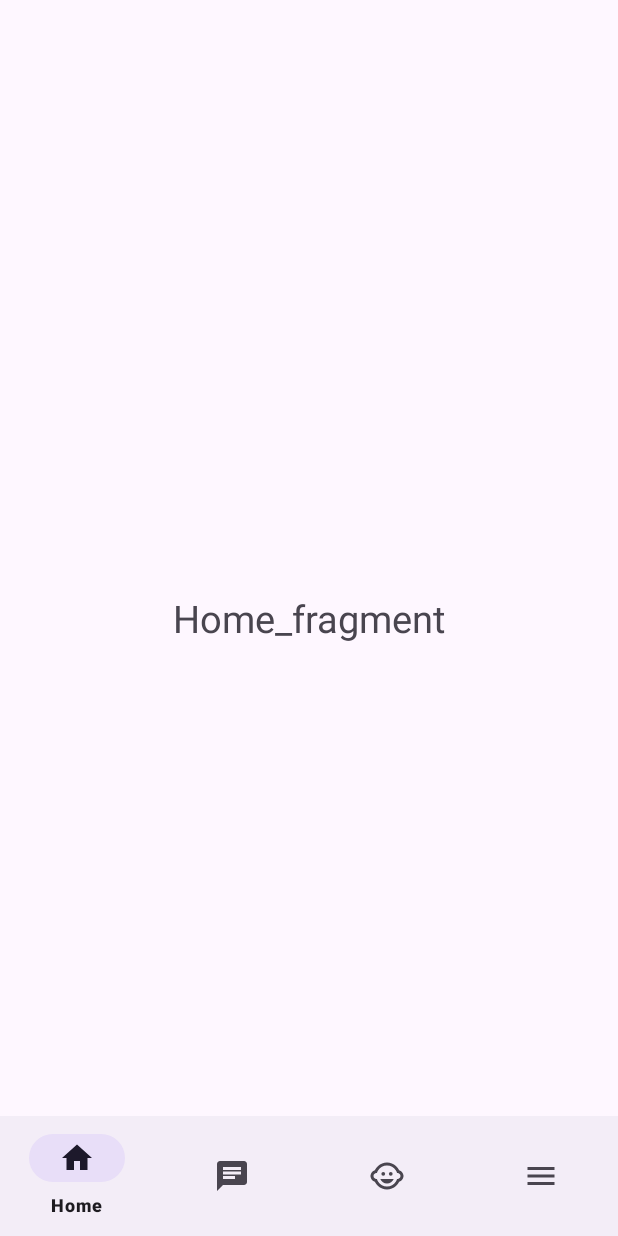
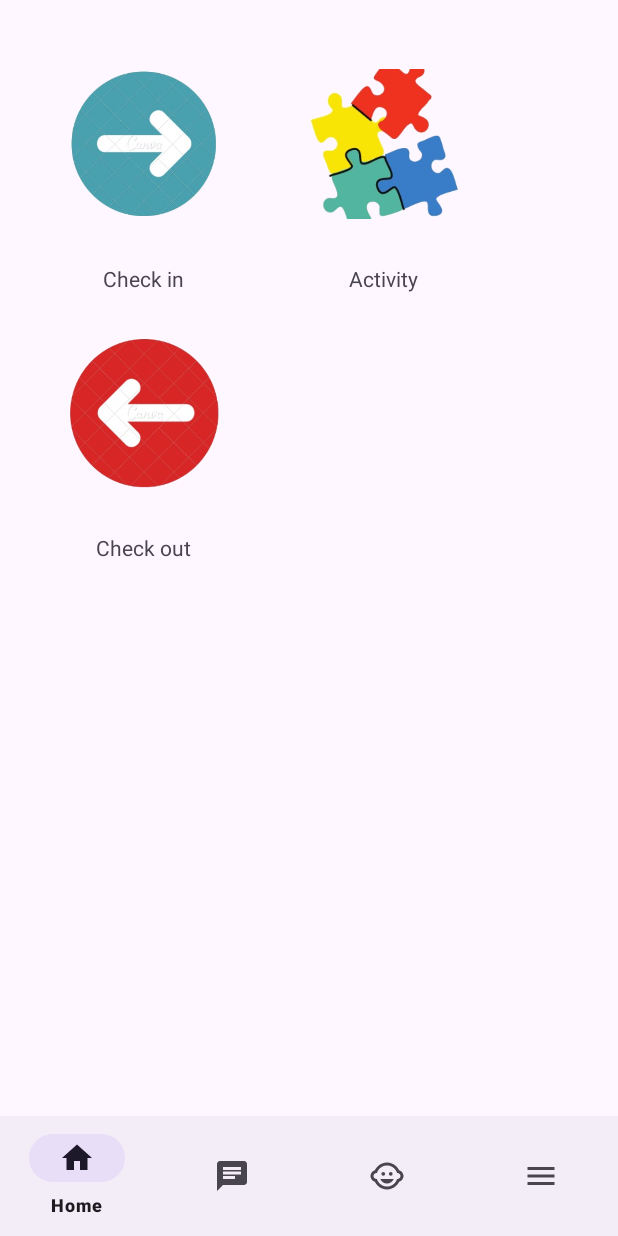
Before and after one commit to nelumkc/W24_3175_G11_Peekaboo, an Android app: the screen it shows after launch (MainActivity), on a phone screen of 412 x 824 dp. Run offline under Robolectric (Android 15) with nearby library versions, the phone set to English and light mode, and no system bars.

Commit message:
Grid Layout added to Home Fragment

```diff
--- /dev/null
+++ b/app/src/main/assets/home_data.json
@@ -0,0 +1,17 @@
+[
+  {
+    "id" : 1,
+    "image" : "checkin",
+    "text" : "Check in"
+  },
+  {
+    "id" : 2,
+    "image" : "activity",
+    "text" : "Activity"
+  },
+  {
+    "id" : 3,
+    "image" : "checkout",
+    "text" : "Check out"
+  }
+]
--- a/app/src/main/java/com/example/w24_3175_g11_peekaboo/HomeFragment.java
+++ b/app/src/main/java/com/example/w24_3175_g11_peekaboo/HomeFragment.java
@@ -2,25 +2,69 @@ package com.example.w24_3175_g11_peekaboo;
 
 import android.os.Bundle;
 
+import androidx.annotation.NonNull;
+import androidx.annotation.Nullable;
 import androidx.fragment.app.Fragment;
 
 import android.view.LayoutInflater;
 import android.view.View;
 import android.view.ViewGroup;
+import android.widget.GridLayout;
+import android.widget.ImageView;
+import android.widget.TextView;
+import android.widget.Toast;
 
-/**
- * A simple {@link Fragment} subclass.
- * Use the {@link HomeFragment#newInstance} factory method to
- * create an instance of this fragment.
- */
+import org.json.JSONArray;
+import org.json.JSONException;
+import org.json.JSONObject;
+
+import java.util.ArrayList;
+import java.util.List;
+
+
 public class HomeFragment extends Fragment {
 
+    @Nullable
+    @Override
+    public View onCreateView(@NonNull LayoutInflater inflater, @Nullable ViewGroup container, @Nullable Bundle savedInstanceState) {
+        View rootView = inflater.inflate(R.layout.fragment_home, container, false);
+        GridLayout gridLayout = rootView.findViewById(R.id.gridLayout);
 
+        // Sample data for demonstration
+        List<Item> itemList = new ArrayList<>();
+        try {
+            JSONArray jsonArray = JsonUtils.loadJSONArrayFromAsset(this.getContext(), "home_data.json");
 
-    @Override
-    public View onCreateView(LayoutInflater inflater, ViewGroup container,
-                             Bundle savedInstanceState) {
-        // Inflate the layout for this fragment
-        return inflater.inflate(R.layout.fragment_home, container, false);
+            if (jsonArray != null) {
+                for (int i = 0; i < jsonArray.length(); i++) {
+                    JSONObject jsonObject = jsonArray.getJSONObject(i);
+                    String text = jsonObject.getString("text");
+                    String image = jsonObject.getString("image");
+                    itemList.add(new Item(text, image));
+                }
+            }
+        } catch (JSONException e) {
+            e.printStackTrace();
+        }
+
+        // Inflate grid items dynamically
+        for (Item item : itemList) {
+            View itemView = inflater.inflate(R.layout.home_grid_item_layout, gridLayout, false);
+            ImageView imageView = itemView.findViewById(R.id.imageView);
+            TextView textView = itemView.findViewById(R.id.textView);
+
+            imageView.setImageResource(this.getContext().getResources().getIdentifier(
+                        item.getImageResource(),"drawable",this.getContext().getPackageName()));
+            textView.setText(item.getText());
+
+            itemView.setOnClickListener(v -> {
+                Toast.makeText(getActivity(), "click event", Toast.LENGTH_SHORT).show();
+                // Handle click event to load new fragment layout
+                // You can use an interface to communicate with the activity/fragment
+            });
+
+            gridLayout.addView(itemView);
+        }
+        return rootView;
     }
 }
--- /dev/null
+++ b/app/src/main/java/com/example/w24_3175_g11_peekaboo/Item.java
@@ -0,0 +1,27 @@
+package com.example.w24_3175_g11_peekaboo;
+
+public class Item {
+    private String text;
+    private String imageResource;
+
+    public Item(String text, String imageResource) {
+        this.text = text;
+        this.imageResource = imageResource;
+    }
+
+    public String getText() {
+        return text;
+    }
+
+    public void setText(String text) {
+        this.text = text;
+    }
+
+    public String getImageResource() {
+        return imageResource;
+    }
+
+    public void setImageResource(String imageResource) {
+        this.imageResource = imageResource;
+    }
+}
--- /dev/null
+++ b/app/src/main/java/com/example/w24_3175_g11_peekaboo/JsonUtils.java
@@ -0,0 +1,40 @@
+package com.example.w24_3175_g11_peekaboo;
+
+import android.content.Context;
+import android.content.res.AssetManager;
+import org.json.JSONArray;
+import org.json.JSONException;
+import org.json.JSONObject;
+import java.io.IOException;
+import java.io.InputStream;
+import java.nio.charset.StandardCharsets;
+
+public class JsonUtils {
+    public static String loadJSONFromAsset(Context context, String fileName) {
+        String json;
+        try {
+            InputStream is = context.getAssets().open(fileName);
+            int size = is.available();
+            byte[] buffer = new byte[size];
+            is.read(buffer);
+            is.close();
+            json = new String(buffer, StandardCharsets.UTF_8);
+        } catch (IOException ex) {
+            ex.printStackTrace();
+            return null;
+        }
+        return json;
+    }
+
+    public static JSONArray loadJSONArrayFromAsset(Context context, String fileName) {
+        try {
+            String json = loadJSONFromAsset(context, fileName);
+            if (json != null) {
+                return new JSONArray(json);
+            }
+        } catch (JSONException e) {
+            e.printStackTrace();
+        }
+        return null;
+    }
+}
--- a/app/src/main/res/layout/activity_main.xml
+++ b/app/src/main/res/layout/activity_main.xml
@@ -14,11 +14,12 @@
 
 
     <com.google.android.material.bottomnavigation.BottomNavigationView
+        android:id="@+id/bottom_navigation"
         android:layout_width="match_parent"
         android:layout_height="wrap_content"
         app:layout_constraintBottom_toBottomOf="parent"
-        android:id="@+id/bottom_navigation"
-        app:menu="@menu/bottom_nav_menu"
-        />
+        app:layout_constraintEnd_toEndOf="parent"
+        app:layout_constraintStart_toStartOf="parent"
+        app:menu="@menu/bottom_nav_menu" />
 
 </androidx.constraintlayout.widget.ConstraintLayout>
--- a/app/src/main/res/layout/fragment_home.xml
+++ b/app/src/main/res/layout/fragment_home.xml
@@ -1,16 +1,24 @@
 <?xml version="1.0" encoding="utf-8"?>
 <FrameLayout xmlns:android="http://schemas.android.com/apk/res/android"
+    xmlns:app="http://schemas.android.com/apk/res-auto"
     xmlns:tools="http://schemas.android.com/tools"
     android:layout_width="match_parent"
     android:layout_height="match_parent"
+    android:id="@+id/fragment_home"
     tools:context=".HomeFragment">
 
     <!-- TODO: Update blank fragment layout -->
-    <TextView
+
+
+    <GridLayout
+        xmlns:android="http://schemas.android.com/apk/res/android"
+        android:id="@+id/gridLayout"
         android:layout_width="match_parent"
         android:layout_height="match_parent"
-        android:gravity="center"
-        android:text="Home_fragment"
-        android:textSize="25sp" />
+        android:columnCount="2"
+        android:rowCount="3"
+        android:padding="16dp"/>
+
+
 
 </FrameLayout>
--- /dev/null
+++ b/app/src/main/res/layout/home_grid_item_layout.xml
@@ -0,0 +1,21 @@
+<?xml version="1.0" encoding="utf-8"?>
+<LinearLayout xmlns:android="http://schemas.android.com/apk/res/android"
+    android:layout_width="wrap_content"
+    android:layout_height="wrap_content"
+    android:orientation="vertical"
+    android:id="@+id/home_grid_item_layout"
+    android:gravity="center">
+
+    <ImageView
+        android:id="@+id/imageView"
+        android:layout_width="100dp"
+        android:layout_height="100dp"
+        android:layout_margin="30dp"
+        android:scaleType="centerCrop"/>
+
+    <TextView
+        android:id="@+id/textView"
+        android:layout_width="wrap_content"
+        android:layout_height="wrap_content"/>
+
+</LinearLayout>
--- a/app/src/main/res/menu/bottom_nav_menu.xml
+++ b/app/src/main/res/menu/bottom_nav_menu.xml
@@ -1,8 +1,9 @@
 <?xml version="1.0" encoding="utf-8"?>
 <menu xmlns:android="http://schemas.android.com/apk/res/android">
-    <item android:id="@+id/bottom_home"
-        android:title="Home"
-        android:icon="@drawable/baseline_home_24"/>
+    <item
+        android:id="@+id/bottom_home"
+        android:icon="@drawable/baseline_home_24"
+        android:title="@string/bottom_home" />
     <item android:id="@+id/bottom_message"
         android:title="Message"
         android:icon="@drawable/baseline_chat_24"/>
--- a/app/src/main/res/values/strings.xml
+++ b/app/src/main/res/values/strings.xml
@@ -47,4 +47,8 @@
         vestibulum. Fusce dictum libero quis erat maximus, vitae volutpat diam dignissim.
     </string>
     <string name="txtViewNewMessageTitle">New Message</string>
+    <string name="bottom_home">Home</string>
+    <string name="imgViewCheckin">Check in</string>
+    <string name="imgViewCheckout">Check out</string>
+    <string name="imgViewActivity">Activity</string>
 </resources>
```
Also changed, not shown: app/src/main/res/drawable/activity.png (added), app/src/main/res/drawable/checkin.png (added), app/src/main/res/drawable/checkout.png (added).
